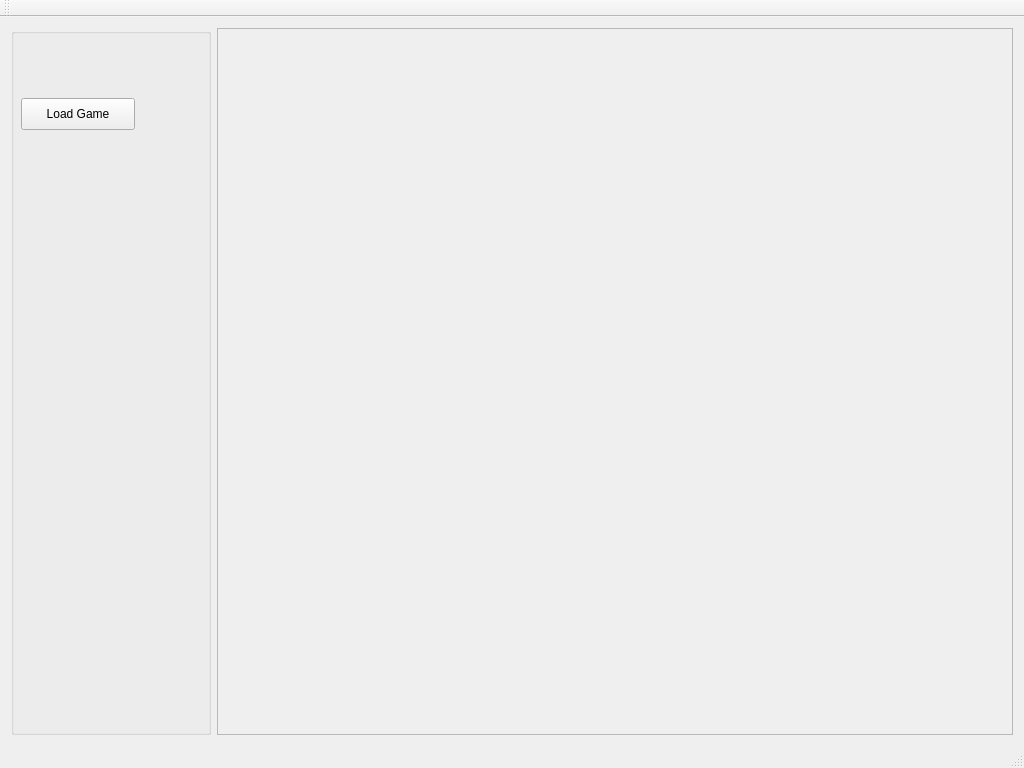
Before: the Qt Designer form editor/source/common/mainwindow.ui in phaser/quintessence, drawn with Qt 5.
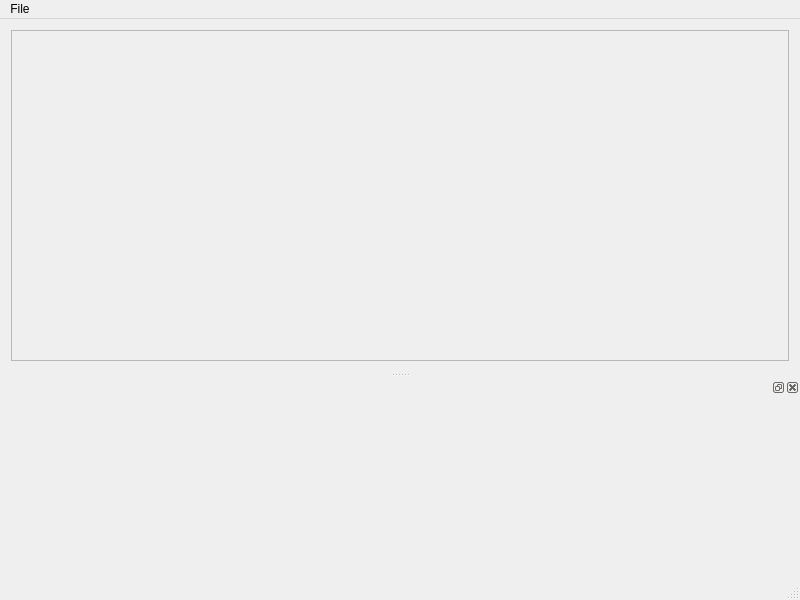
After: the same form once the commit is applied.

Commit message: Editor has open game

Diff of the .ui file:
```diff
--- a/editor/source/common/mainwindow.ui
+++ b/editor/source/common/mainwindow.ui
@@ -6,82 +6,63 @@
    <rect>
     <x>0</x>
     <y>0</y>
-    <width>1024</width>
-    <height>768</height>
+    <width>800</width>
+    <height>600</height>
    </rect>
   </property>
   <property name="windowTitle">
    <string>MainWindow</string>
   </property>
-  <widget class="QWidget" name="centralWidget">
-   <layout class="QHBoxLayout" name="horizontalLayout_2">
-    <item>
-     <widget class="QGroupBox" name="groupBox">
-      <property name="sizePolicy">
-       <sizepolicy hsizetype="Fixed" vsizetype="Preferred">
-        <horstretch>0</horstretch>
-        <verstretch>0</verstretch>
-       </sizepolicy>
+  <widget class="QWidget" name="centralwidget">
+   <layout class="QGridLayout" name="gridLayout">
+    <item row="0" column="0">
+     <widget class="QScrollArea" name="scrollArea">
+      <property name="widgetResizable">
+       <bool>true</bool>
       </property>
-      <property name="minimumSize">
-       <size>
-        <width>200</width>
-        <height>0</height>
-       </size>
-      </property>
-      <property name="title">
-       <string/>
-      </property>
-      <widget class="QPushButton" name="pushButton">
+      <widget class="QWidget" name="scrollAreaWidgetContents">
        <property name="geometry">
         <rect>
-         <x>10</x>
-         <y>70</y>
-         <width>114</width>
-         <height>32</height>
+         <x>0</x>
+         <y>0</y>
+         <width>774</width>
+         <height>330</height>
         </rect>
        </property>
-       <property name="text">
-        <string>Load Game</string>
-       </property>
       </widget>
      </widget>
     </item>
-    <item>
-     <layout class="QHBoxLayout" name="horizontalLayout">
-      <item>
-       <widget class="QScrollArea" name="scrollArea">
-        <property name="widgetResizable">
-         <bool>true</bool>
-        </property>
-        <widget class="QWidget" name="scrollAreaWidgetContents">
-         <property name="geometry">
-          <rect>
-           <x>0</x>
-           <y>0</y>
-           <width>780</width>
-           <height>706</height>
-          </rect>
-         </property>
-        </widget>
-       </widget>
-      </item>
-     </layout>
-    </item>
    </layout>
   </widget>
-  <widget class="QToolBar" name="mainToolBar">
-   <attribute name="toolBarArea">
-    <enum>TopToolBarArea</enum>
-   </attribute>
-   <attribute name="toolBarBreak">
-    <bool>false</bool>
-   </attribute>
+  <widget class="QMenuBar" name="menubar">
+   <property name="geometry">
+    <rect>
+     <x>0</x>
+     <y>0</y>
+     <width>800</width>
+     <height>22</height>
+    </rect>
+   </property>
+   <widget class="QMenu" name="menuFile">
+    <property name="title">
+     <string>File</string>
+    </property>
+    <addaction name="actionOpen_Game"/>
+   </widget>
+   <addaction name="menuFile"/>
   </widget>
-  <widget class="QStatusBar" name="statusBar">
-   <property name="mouseTracking">
-    <bool>true</bool>
+  <widget class="QStatusBar" name="statusbar"/>
+  <widget class="QDockWidget" name="dockWidget">
+   <property name="minimumSize">
+    <size>
+     <width>200</width>
+     <height>200</height>
+    </size>
    </property>
+   <attribute name="dockWidgetArea">
+    <number>8</number>
+   </attribute>
+   <widget class="QWidget" name="dockWidgetContents"/>
   </widget>
  </widget>
  <layoutdefault spacing="6" margin="11"/>
```
Left out of the diff: 5 changed lines with no effect on the pictures. The commit also changes 2 other files.
